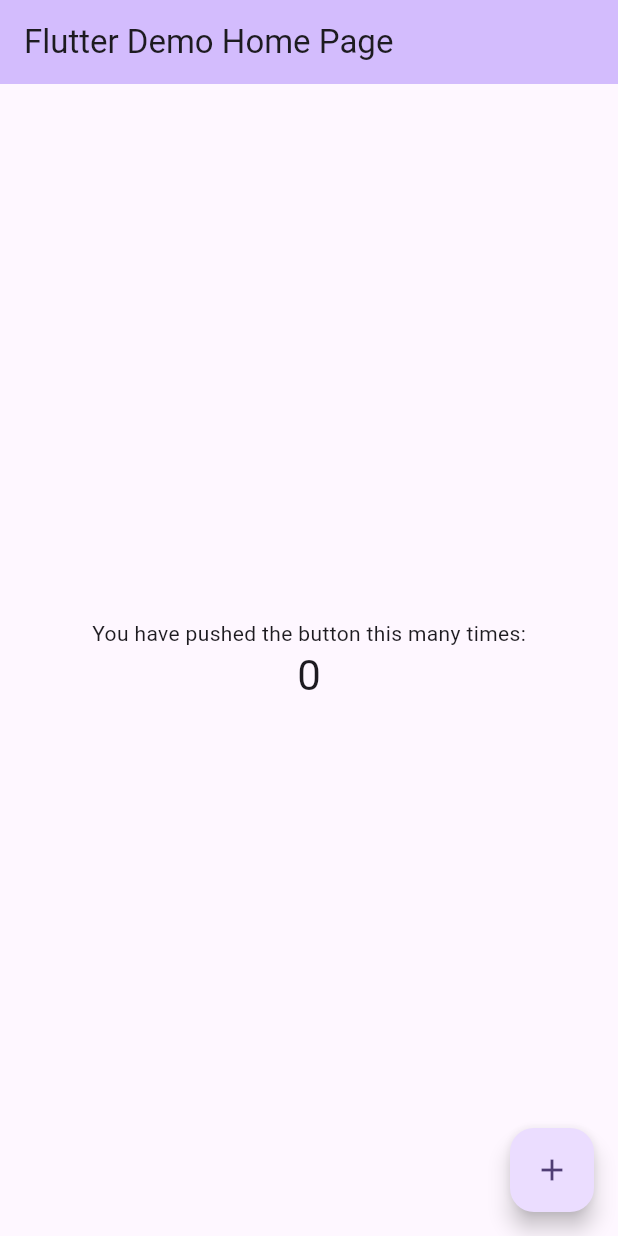
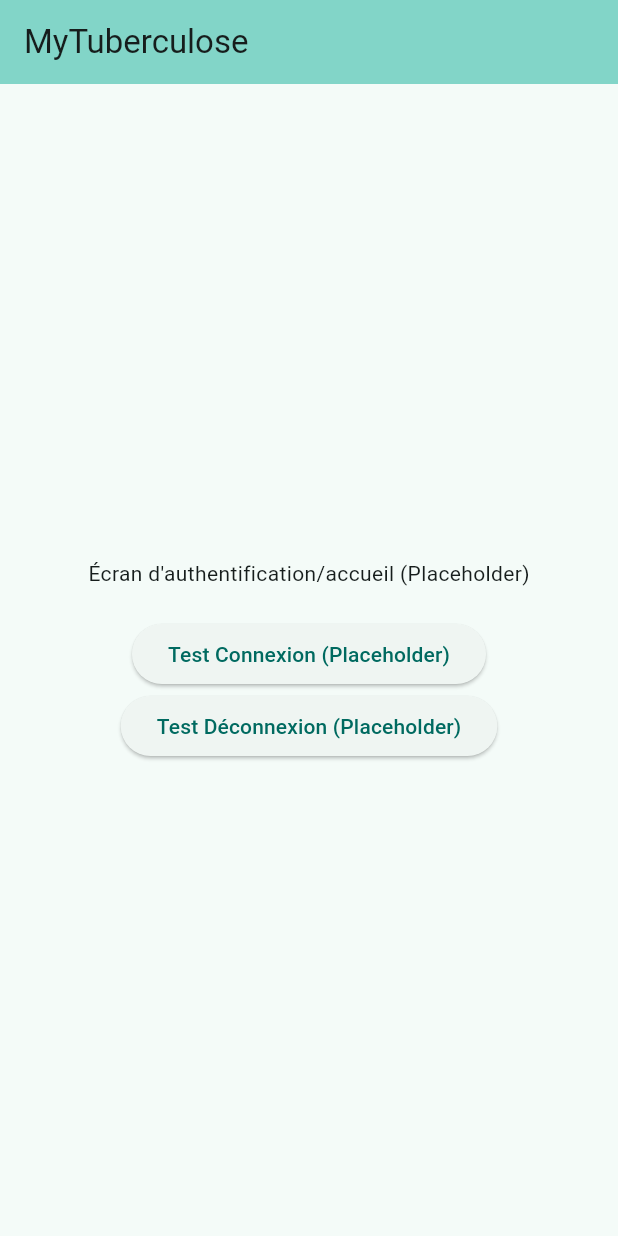
Before and after one commit to PedroGomesFR/TBC, a Flutter app: the screen it shows after launch, on a phone screen of 412 x 824 dp. Run offline on Flutter 3.47's test engine with Material 3 defaults, Android fonts, the phone set to English and light mode, and no system bars; our stand-ins replace sqflite; accounts and stored records are empty; generated files the repository leaves out were written again.

Commit message:
feat: Configure i18n, provider, navigation, and SQLite setup

```diff
--- /dev/null
+++ b/l10n.yaml
@@ -0,0 +1,3 @@
+arb-dir: lib/l10n
+template-arb-file: app_fr.arb
+output-localization-file: app_localizations.dart
--- /dev/null
+++ b/lib/l10n/app_fr.arb
@@ -0,0 +1,4 @@
+{
+  "@@locale": "fr",
+  "appTitle": "MyTuberculose"
+}
--- a/lib/main.dart
+++ b/lib/main.dart
@@ -1,122 +1,85 @@
 import 'package:flutter/material.dart';
+import 'package:flutter_localizations/flutter_localizations.dart';
+import 'package:flutter_gen/gen_l10n/app_localizations.dart';
+import 'package:provider/provider.dart';
+import 'package:mytuberculose_app/presentation/providers/auth_provider.dart'; // Import AuthProvider
 
 void main() {
+  // TODO: Initialize Supabase here when the key is available
+  // WidgetsFlutterBinding.ensureInitialized();
+  // await Supabase.initialize(
+  //   url: 'YOUR_SUPABASE_URL', // Replace with actual URL
+  //   anonKey: 'YOUR_SUPABASE_ANON_KEY', // Replace with actual key
+  // );
   runApp(const MyApp());
 }
 
 class MyApp extends StatelessWidget {
   const MyApp({super.key});
 
-  // This widget is the root of your application.
   @override
   Widget build(BuildContext context) {
-    return MaterialApp(
-      title: 'Flutter Demo',
-      theme: ThemeData(
-        // This is the theme of your application.
-        //
-        // TRY THIS: Try running your application with "flutter run". You'll see
-        // the application has a purple toolbar. Then, without quitting the app,
-        // try changing the seedColor in the colorScheme below to Colors.green
-        // and then invoke "hot reload" (save your changes or press the "hot
-        // reload" button in a Flutter-supported IDE, or press "r" if you used
-        // the command line to start the app).
-        //
-        // Notice that the counter didn't reset back to zero; the application
-        // state is not lost during the reload. To reset the state, use hot
-        // restart instead.
-        //
-        // This works for code too, not just values: Most code changes can be
-        // tested with just a hot reload.
-        colorScheme: ColorScheme.fromSeed(seedColor: Colors.deepPurple),
+    // Wrap the MaterialApp with MultiProvider to provide the Auth state
+    return MultiProvider(
+      providers: [
+        ChangeNotifierProvider(create: (_) => AuthProvider()),
+        // Add other providers here later (e.g., TreatmentProvider, AppointmentProvider)
+      ],
+      child: MaterialApp(
+        localizationsDelegates: const [
+          AppLocalizations.delegate,
+          GlobalMaterialLocalizations.delegate,
+          GlobalWidgetsLocalizations.delegate,
+          GlobalCupertinoLocalizations.delegate,
+        ],
+        supportedLocales: const [
+          Locale('fr', ''), // French
+          // Locale('en', ''), // English - Add later if needed
+        ],
+        onGenerateTitle: (BuildContext context) => AppLocalizations.of(context)!.appTitle,
+        theme: ThemeData(
+          colorScheme: ColorScheme.fromSeed(seedColor: Colors.teal), // Changed seed color for variety
+          useMaterial3: true,
+        ),
+        // TODO: Implement routing and initial screen logic based on auth state
+        home: const PlaceholderAuthScreen(), // Placeholder for auth/home screen logic
       ),
-      home: const MyHomePage(title: 'Flutter Demo Home Page'),
     );
   }
 }
 
-class MyHomePage extends StatefulWidget {
-  const MyHomePage({super.key, required this.title});
-
-  // This widget is the home page of your application. It is stateful, meaning
-  // that it has a State object (defined below) that contains fields that affect
-  // how it looks.
-
-  // This class is the configuration for the state. It holds the values (in this
-  // case the title) provided by the parent (in this case the App widget) and
-  // used by the build method of the State. Fields in a Widget subclass are
-  // always marked "final".
-
-  final String title;
-
-  @override
-  State<MyHomePage> createState() => _MyHomePageState();
-}
-
-class _MyHomePageState extends State<MyHomePage> {
-  int _counter = 0;
-
-  void _incrementCounter() {
-    setState(() {
-      // This call to setState tells the Flutter framework that something has
-      // changed in this State, which causes it to rerun the build method below
-      // so that the display can reflect the updated values. If we changed
-      // _counter without calling setState(), then the build method would not be
-      // called again, and so nothing would appear to happen.
-      _counter++;
-    });
-  }
+// Placeholder screen - will be replaced by actual login/signup or home screen based on auth state
+class PlaceholderAuthScreen extends StatelessWidget {
+  const PlaceholderAuthScreen({super.key});
 
   @override
   Widget build(BuildContext context) {
-    // This method is rerun every time setState is called, for instance as done
-    // by the _incrementCounter method above.
-    //
-    // The Flutter framework has been optimized to make rerunning build methods
-    // fast, so that you can just rebuild anything that needs updating rather
-    // than having to individually change instances of widgets.
+    // Example of accessing the provider (though not used yet)
+    final authProvider = Provider.of<AuthProvider>(context);
+
     return Scaffold(
       appBar: AppBar(
-        // TRY THIS: Try changing the color here to a specific color (to
-        // Colors.amber, perhaps?) and trigger a hot reload to see the AppBar
-        // change color while the other colors stay the same.
+        title: Text(AppLocalizations.of(context)!.appTitle),
         backgroundColor: Theme.of(context).colorScheme.inversePrimary,
-        // Here we take the value from the MyHomePage object that was created by
-        // the App.build method, and use it to set our appbar title.
-        title: Text(widget.title),
       ),
       body: Center(
-        // Center is a layout widget. It takes a single child and positions it
-        // in the middle of the parent.
         child: Column(
-          // Column is also a layout widget. It takes a list of children and
-          // arranges them vertically. By default, it sizes itself to fit its
-          // children horizontally, and tries to be as tall as its parent.
-          //
-          // Column has various properties to control how it sizes itself and
-          // how it positions its children. Here we use mainAxisAlignment to
-          // center the children vertically; the main axis here is the vertical
-          // axis because Columns are vertical (the cross axis would be
-          // horizontal).
-          //
-          // TRY THIS: Invoke "debug painting" (choose the "Toggle Debug Paint"
-          // action in the IDE, or press "p" in the console), to see the
-          // wireframe for each widget.
           mainAxisAlignment: MainAxisAlignment.center,
-          children: <Widget>[
-            const Text('You have pushed the button this many times:'),
-            Text(
-              '$_counter',
-              style: Theme.of(context).textTheme.headlineMedium,
+          children: [
+            const Text('Écran d\'authentification/accueil (Placeholder)'),
+            const SizedBox(height: 20),
+            // Example button using the provider (placeholder action)
+            ElevatedButton(
+              onPressed: () => authProvider.signIn('test@example.com', 'password'),
+              child: const Text('Test Connexion (Placeholder)'),
+            ),
+            ElevatedButton(
+              onPressed: () => authProvider.signOut(),
+              child: const Text('Test Déconnexion (Placeholder)'),
             ),
           ],
         ),
       ),
-      floatingActionButton: FloatingActionButton(
-        onPressed: _incrementCounter,
-        tooltip: 'Increment',
-        child: const Icon(Icons.add),
-      ), // This trailing comma makes auto-formatting nicer for build methods.
     );
   }
 }
--- /dev/null
+++ b/lib/presentation/providers/auth_provider.dart
@@ -0,0 +1,25 @@
+import 'package:flutter/material.dart';
+import 'package:provider/provider.dart';
+
+// Placeholder for Auth state - will be expanded later
+class AuthProvider with ChangeNotifier {
+  // TODO: Implement authentication logic (needs Supabase key)
+  bool _isAuthenticated = false; // Example state
+
+  bool get isAuthenticated => _isAuthenticated;
+
+  // Example method - replace with actual Supabase logic
+  Future<void> signIn(String email, String password) async {
+    print('Attempting sign in (placeholder)...');
+    // Simulate network call
+    await Future.delayed(const Duration(seconds: 1));
+    // _isAuthenticated = true; // Uncomment when Supabase is configured
+    notifyListeners();
+  }
+
+  Future<void> signOut() async {
+    print('Signing out (placeholder)...');
+    _isAuthenticated = false;
+    notifyListeners();
+  }
+}
```
Also changed, not shown: lib/data/datasources/local_database_helper.dart (added, +108 -0 lines), lib/presentation/screens/appointments_screen.dart (added, +12 -0 lines), lib/presentation/screens/info_screen.dart (added, +12 -0 lines), lib/presentation/screens/main_navigation_screen.dart (added, +71 -0 lines), lib/presentation/screens/profile_screen.dart (added, +33 -0 lines), lib/presentation/screens/treatments_screen.dart (added, +12 -0 lines), pubspec.yaml (+11 -0 lines), pubspec.lock, 5 other files.
